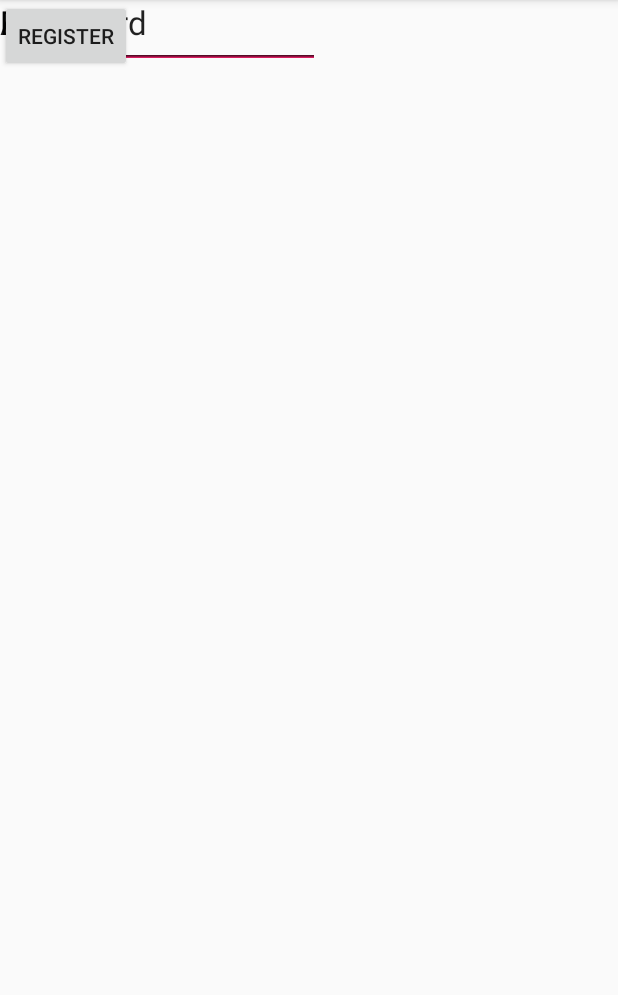
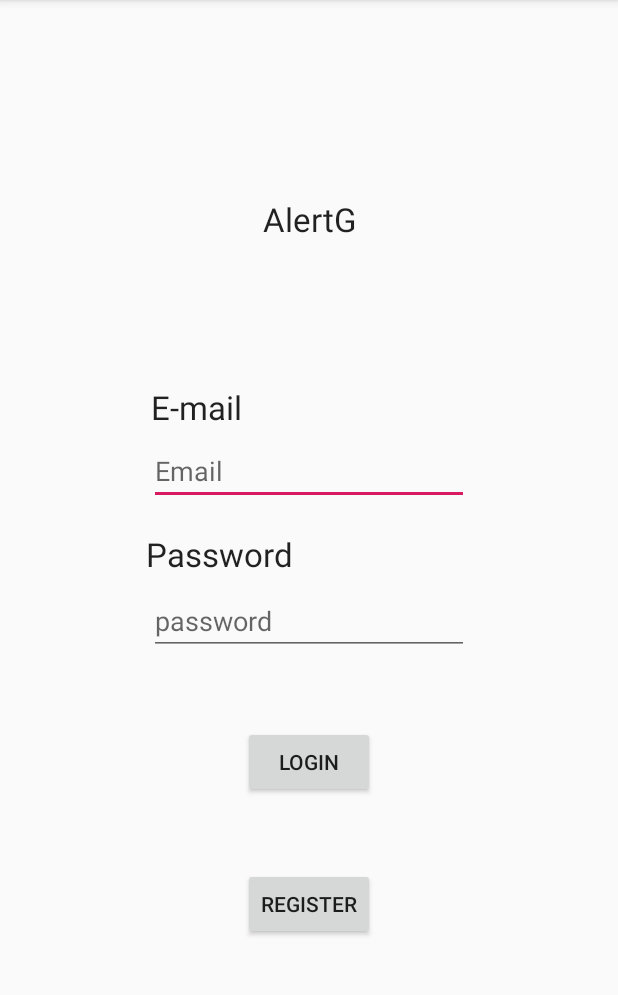
Before and after one commit to Hambrsoom/AllergyApp, an Android app: the screen it shows after launch (LoginActivity), on a phone screen of 412 x 824 dp, the part 84-1079 px from its top. Run offline under Robolectric (Android 15) with nearby library versions, the phone set to English and light mode, and no system bars; our stand-ins replace Firebase (no records; nobody signed in at launch, a user with empty details on screens opened directly), Volley; network calls fail.

Commit message:
retored constraints in login

```diff
--- a/app/src/main/res/layout/activity_login.xml
+++ b/app/src/main/res/layout/activity_login.xml
@@ -10,31 +10,39 @@
         android:id="@+id/email"
         android:layout_width="wrap_content"
         android:layout_height="wrap_content"
+        android:layout_marginBottom="140dp"
         android:ems="10"
         android:hint="Email"
         android:inputType="textPersonName"
-        tools:layout_editor_absoluteX="96dp"
-        tools:layout_editor_absoluteY="274dp" />
+        app:layout_constraintBottom_toBottomOf="parent"
+        app:layout_constraintEnd_toEndOf="parent"
+        app:layout_constraintStart_toStartOf="parent"
+        app:layout_constraintTop_toTopOf="parent" />
 
     <Button
         android:id="@+id/login"
-        style="@style/Widget.MaterialComponents.Button.OutlinedButton.Icon"
+        style="@style/Widget.AppCompat.Button"
         android:layout_width="wrap_content"
         android:layout_height="wrap_content"
         android:onClick="onClickLogin"
         android:text="Login"
-        tools:layout_editor_absoluteX="161dp"
-        tools:layout_editor_absoluteY="440dp" />
+        app:layout_constraintBottom_toTopOf="@+id/register"
+        app:layout_constraintEnd_toEndOf="parent"
+        app:layout_constraintStart_toStartOf="parent"
+        app:layout_constraintTop_toBottomOf="@+id/password" />
 
     <EditText
         android:id="@+id/password"
         android:layout_width="wrap_content"
         android:layout_height="wrap_content"
+        android:layout_marginTop="60dp"
         android:ems="10"
         android:hint="password"
         android:inputType="textPersonName|textPassword"
-        tools:layout_editor_absoluteX="96dp"
-        tools:layout_editor_absoluteY="373dp" />
+        app:layout_constraintBottom_toBottomOf="parent"
+        app:layout_constraintEnd_toEndOf="parent"
+        app:layout_constraintStart_toStartOf="parent"
+        app:layout_constraintTop_toTopOf="parent" />
 
     <Button
         android:id="@+id/register"
@@ -42,26 +50,39 @@
         android:layout_height="wrap_content"
         android:onClick="onClickRegister"
         android:text="Register"
-        tools:layout_editor_absoluteX="161dp"
-        tools:layout_editor_absoluteY="531dp" />
+        app:layout_constraintBottom_toBottomOf="parent"
+        app:layout_constraintEnd_toEndOf="parent"
+        app:layout_constraintStart_toStartOf="parent"
+        app:layout_constraintTop_toBottomOf="@+id/password" />
 
     <TextView
         android:id="@+id/textView6"
         android:layout_width="wrap_content"
         android:layout_height="wrap_content"
+        android:layout_marginEnd="150dp"
+        android:layout_marginRight="150dp"
+        android:layout_marginBottom="225dp"
+        android:cursorVisible="true"
         android:text="E-mail"
         android:textAppearance="@style/TextAppearance.AppCompat.Large"
-        tools:layout_editor_absoluteX="96dp"
-        tools:layout_editor_absoluteY="227dp" />
+        app:layout_constraintBottom_toBottomOf="parent"
+        app:layout_constraintEnd_toEndOf="parent"
+        app:layout_constraintStart_toStartOf="parent"
+        app:layout_constraintTop_toTopOf="parent" />
 
     <TextView
         android:id="@+id/textView7"
         android:layout_width="wrap_content"
         android:layout_height="wrap_content"
+        android:layout_marginEnd="120dp"
+        android:layout_marginRight="120dp"
+        android:layout_marginBottom="30dp"
         android:text="Password"
         android:textAppearance="@style/TextAppearance.AppCompat.Large"
-        tools:layout_editor_absoluteX="96dp"
-        tools:layout_editor_absoluteY="333dp" />
+        app:layout_constraintBottom_toBottomOf="parent"
+        app:layout_constraintEnd_toEndOf="parent"
+        app:layout_constraintStart_toStartOf="parent"
+        app:layout_constraintTop_toTopOf="parent" />
 
     <TextView
         android:id="@+id/textView8"
@@ -69,7 +90,9 @@
         android:layout_height="wrap_content"
         android:text="AlertG"
         android:textAppearance="@style/TextAppearance.AppCompat.Large"
-        tools:layout_editor_absoluteX="146dp"
-        tools:layout_editor_absoluteY="163dp" />
+        app:layout_constraintBottom_toTopOf="@+id/email"
+        app:layout_constraintEnd_toEndOf="parent"
+        app:layout_constraintStart_toStartOf="parent"
+        app:layout_constraintTop_toTopOf="parent" />
 
 </androidx.constraintlayout.widget.ConstraintLayout>
```
